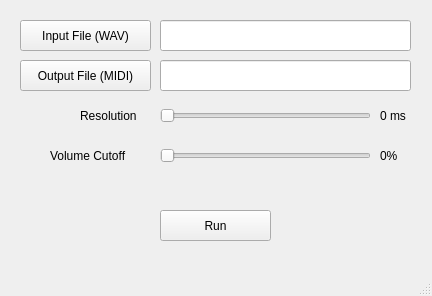
Qt form gui/WAVtoMIDI.ui (NFJones/audio-to-midi) before a commit.
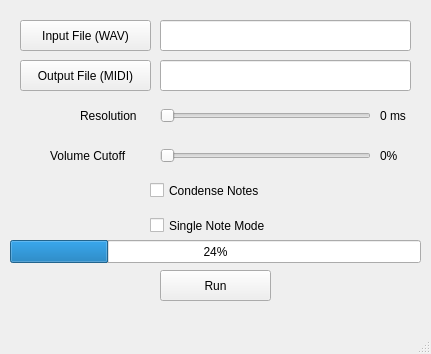
The same form after that commit.

Commit message: Changed the amplitude normalization process to be dependent on the max amplitude of all of the frequency sets. Implemented a condense note mode which combines consecutive, identical notes. Implemented a single note mode which only writes out the dominant note. Added a progress bar to the gui.

What changed in the file:
```diff
--- a/gui/WAVtoMIDI.ui
+++ b/gui/WAVtoMIDI.ui
@@ -6,8 +6,8 @@
    <rect>
     <x>0</x>
     <y>0</y>
-    <width>432</width>
-    <height>296</height>
+    <width>431</width>
+    <height>354</height>
    </rect>
   </property>
   <property name="windowTitle">
@@ -142,7 +142,7 @@
     <property name="geometry">
      <rect>
       <x>160</x>
-      <y>210</y>
+      <y>270</y>
       <width>111</width>
       <height>31</height>
      </rect>
@@ -155,7 +155,7 @@
     <property name="geometry">
      <rect>
       <x>0</x>
-      <y>170</y>
+      <y>240</y>
       <width>431</width>
       <height>31</height>
      </rect>
@@ -164,6 +164,45 @@
      <string>&lt;html&gt;&lt;head/&gt;&lt;body&gt;&lt;p align=&quot;center&quot;&gt;&lt;br/&gt;&lt;/p&gt;&lt;/body&gt;&lt;/html&gt;</string>
     </property>
    </widget>
+   <widget class="QCheckBox" name="radio_condense_notes">
+    <property name="geometry">
+     <rect>
+      <x>150</x>
+      <y>170</y>
+      <width>141</width>
+      <height>41</height>
+     </rect>
+    </property>
+    <property name="text">
+     <string>Condense Notes</string>
+    </property>
+   </widget>
+   <widget class="QCheckBox" name="radio_single_note">
+    <property name="geometry">
+     <rect>
+      <x>150</x>
+      <y>210</y>
+      <width>161</width>
+      <height>31</height>
+     </rect>
+    </property>
+    <property name="text">
+     <string>Single Note Mode</string>
+    </property>
+   </widget>
+   <widget class="QProgressBar" name="progress_bar">
+    <property name="geometry">
+     <rect>
+      <x>10</x>
+      <y>240</y>
+      <width>411</width>
+      <height>23</height>
+     </rect>
+    </property>
+    <property name="value">
+     <number>24</number>
+    </property>
+   </widget>
   </widget>
   <widget class="QMenuBar" name="menubar">
    <property name="geometry">
```
Left out of the diff: 2 changed lines with no effect on the pictures. The commit also changes 9 other files.
